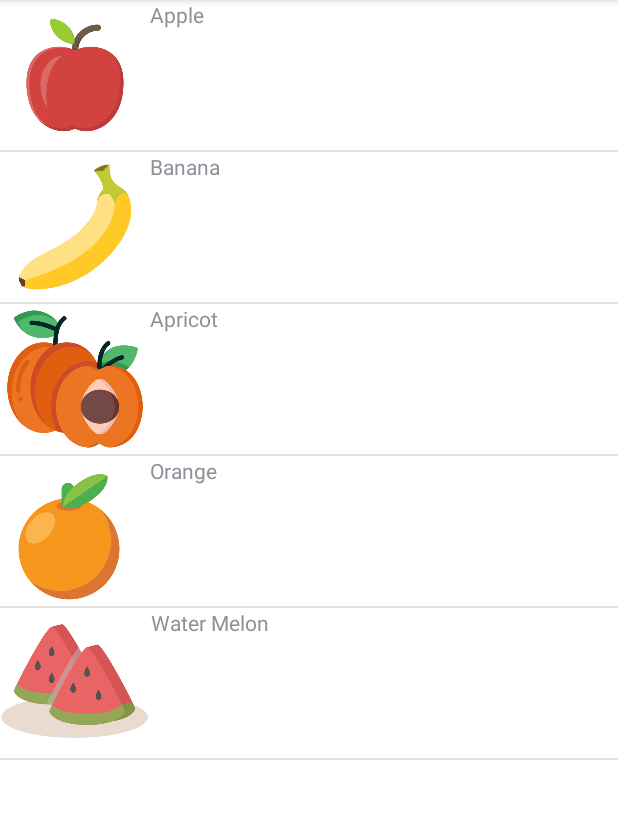
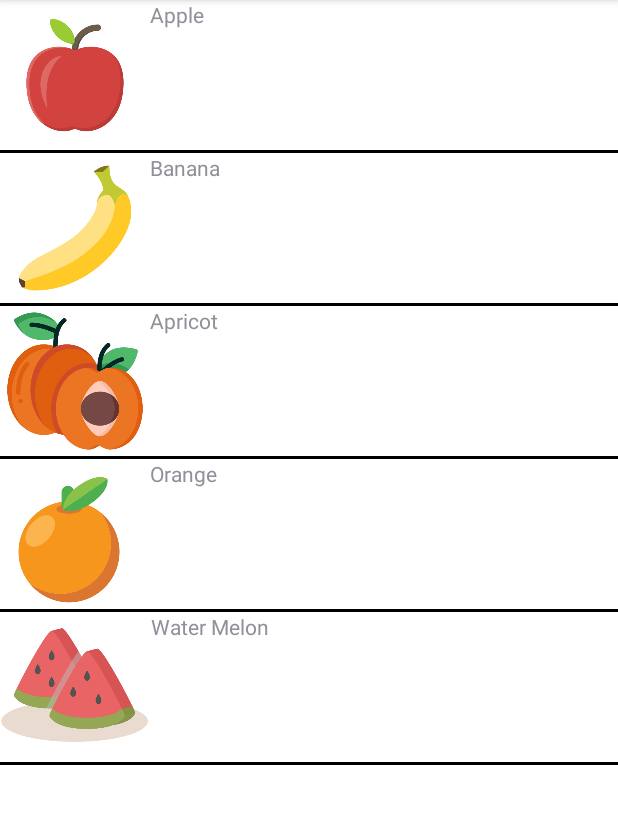
Before and after one commit to gdv96/CustomListView, an Android app: the screen it shows after launch (MainActivity), on a phone screen of 412 x 824 dp, the part 84-908 px from its top. Run offline under Robolectric (Android 15) with nearby library versions, the phone set to English and light mode, and no system bars.

Commit message:
aggiunto divider

```diff
--- a/app/src/main/res/layout/activity_main.xml
+++ b/app/src/main/res/layout/activity_main.xml
@@ -10,6 +10,9 @@
         android:layout_width="match_parent"
         android:layout_height="match_parent"
         android:id="@+id/customListView"
+        android:divider="@color/black"
+        android:dividerHeight="2dp"
+        android:listSelector="@color/purple_200"
         app:layout_constraintBottom_toBottomOf="parent"
         app:layout_constraintEnd_toEndOf="parent"
         app:layout_constraintStart_toStartOf="parent"
```
